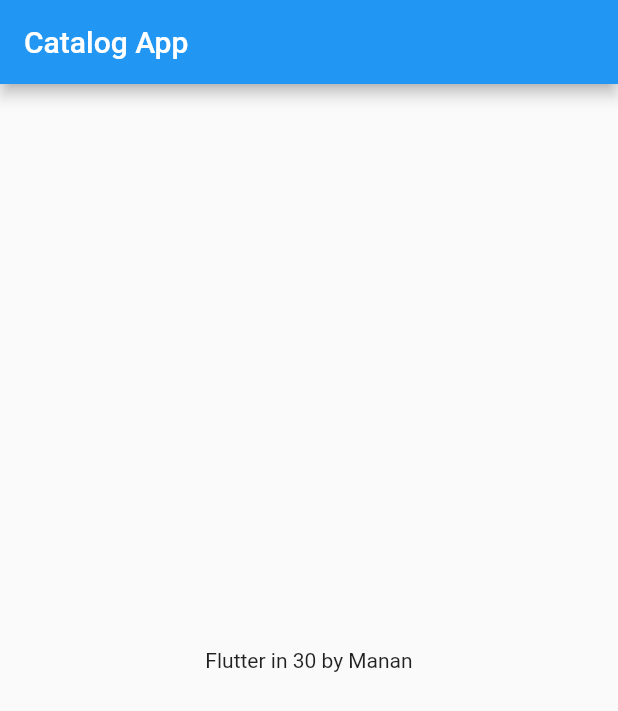
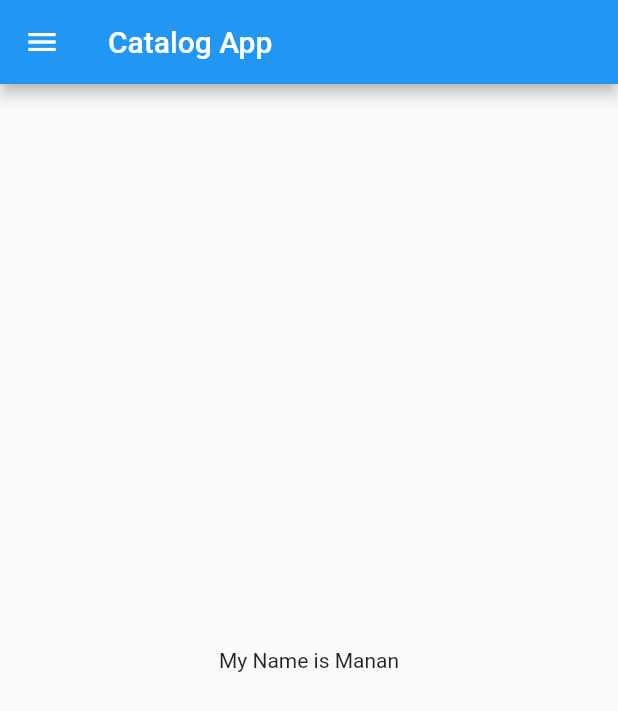
Before and after one commit to mananKoyawala/flutter_master_coures, a Flutter app: the screen it shows after launch, on a phone screen of 412 x 824 dp. Shown: the top 711 px of the screen. Run offline on Flutter 3.47's test engine with Material 2 defaults, Android fonts, the phone set to English and light mode, and no system bars.

Commit message:
Day 2 Completed

```diff
--- /dev/null
+++ b/lib/home_page.dart
@@ -0,0 +1,17 @@
+import 'package:flutter/material.dart';
+
+class HomePage extends StatelessWidget {
+  const HomePage({Key? key}) : super(key: key);
+
+  @override
+  Widget build(BuildContext context) {
+    String name = "Manan";
+    return Scaffold(
+      appBar: AppBar(
+        title: const Text("Catalog App"),
+      ),
+      body: Center(child: Text("My Name is $name")),
+      drawer: const Drawer(),
+    );
+  }
+}
--- a/lib/main.dart
+++ b/lib/main.dart
@@ -1,4 +1,5 @@
 import 'package:flutter/material.dart';
+import './home_page.dart';
 
 void main() => runApp(
       MaterialApp(
@@ -10,17 +11,11 @@ void main() => runApp(
 
 class MyApp extends StatelessWidget {
   MyApp({Key? key}) : super(key: key);
-  final day = 30;
-  String name = "Manan";
+
   @override
   Widget build(BuildContext context) {
-    return Scaffold(
-      appBar: AppBar(
-        title: const Text("Catalog App"),
-      ),
-      body: Center(
-        child: Text("Flutter in $day by $name"),
-      ),
+    return const Scaffold(
+      body: HomePage(),
     );
   }
 }
```
